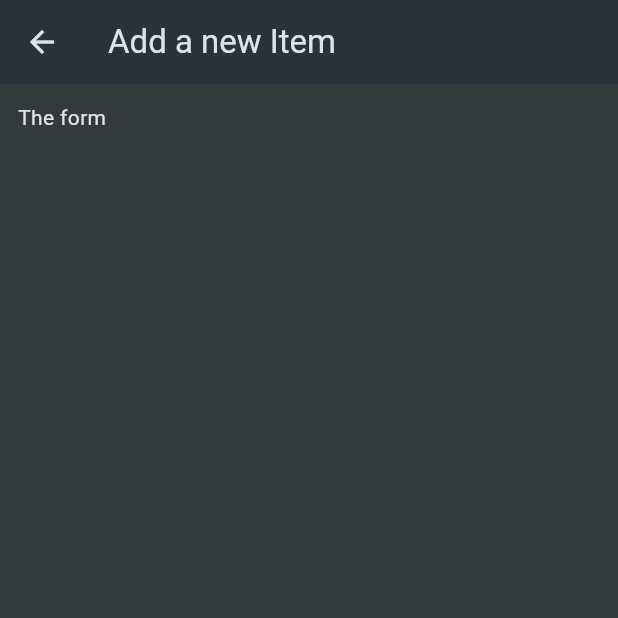
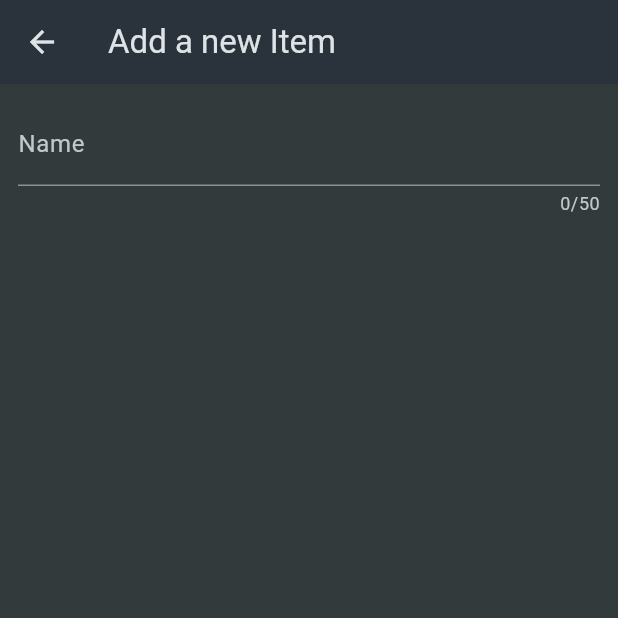
Before and after one commit to CongNQ-Dev/flutter_shopping_list, a Flutter app: the NewItem screen opened directly, on a phone screen of 412 x 824 dp, the top half of it. Run offline on Flutter 3.47's test engine with Material 3 defaults, Android fonts, the phone set to English and light mode, and no system bars.

Commit message:
The Form & TextFormField Widgets

```diff
--- a/lib/widgets/new_item.dart
+++ b/lib/widgets/new_item.dart
@@ -11,13 +11,21 @@ class _NewItemState extends State<NewItem> {
   @override
   Widget build(BuildContext context) {
     return Scaffold(
-      appBar: AppBar(
-        title: Text("Add a new Item"),
-      ),
-      body: Padding(
-        padding: EdgeInsets.all(12),
-        child: Text('The form'),
-      ),
-    );
+        appBar: AppBar(
+          title: Text("Add a new Item"),
+        ),
+        body: Padding(
+          padding: EdgeInsets.all(12),
+          child: Form(
+              child: Column(
+            children: [
+              TextFormField(
+                maxLength: 50,
+                decoration: InputDecoration(label: Text('Name')),
+                validator: (value) => 'demo...',
+              )
+            ],
+          )),
+        ));
   }
 }
```
